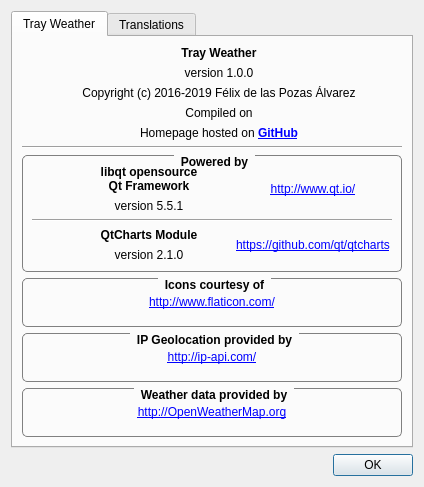
The window that AboutDialog.ui (FelixdelasPozas/TrayWeather) describes before a commit, drawn with Qt 5.
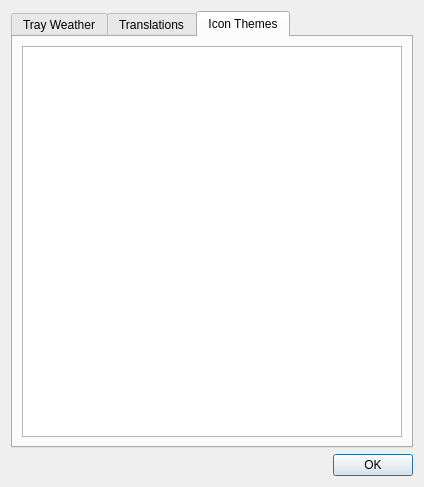
The same window after the commit. Icons and pictures are not drawn.

Commit message: Icon themes information in AboutDialog.

```diff
--- a/AboutDialog.ui
+++ b/AboutDialog.ui
@@ -21,7 +21,7 @@
    <item>
     <widget class="QTabWidget" name="tabWidget">
      <property name="currentIndex">
-      <number>0</number>
+      <number>2</number>
      </property>
      <widget class="QWidget" name="tab">
       <attribute name="title">
@@ -524,6 +524,32 @@
        </item>
       </layout>
      </widget>
+     <widget class="QWidget" name="tab_3">
+      <attribute name="title">
+       <string>Icon Themes</string>
+      </attribute>
+      <layout class="QVBoxLayout" name="verticalLayout_12">
+       <item>
+        <widget class="QTableWidget" name="m_themes">
+         <property name="sizeAdjustPolicy">
+          <enum>QAbstractScrollArea::AdjustToContentsOnFirstShow</enum>
+         </property>
+         <property name="alternatingRowColors">
+          <bool>true</bool>
+         </property>
+         <property name="selectionMode">
+          <enum>QAbstractItemView::NoSelection</enum>
+         </property>
+         <property name="cornerButtonEnabled">
+          <bool>false</bool>
+         </property>
+         <attribute name="horizontalHeaderStretchLastSection">
+          <bool>false</bool>
+         </attribute>
+        </widget>
+       </item>
+      </layout>
+     </widget>
     </widget>
    </item>
    <item>
```
The commit also changes 3 other files.
